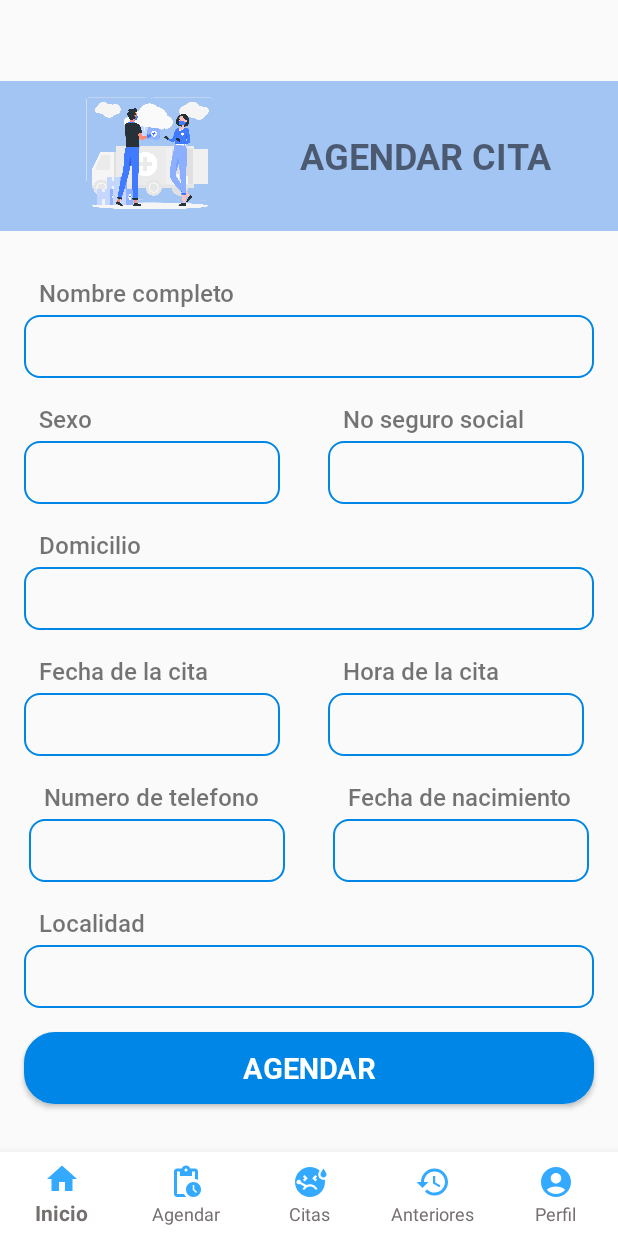
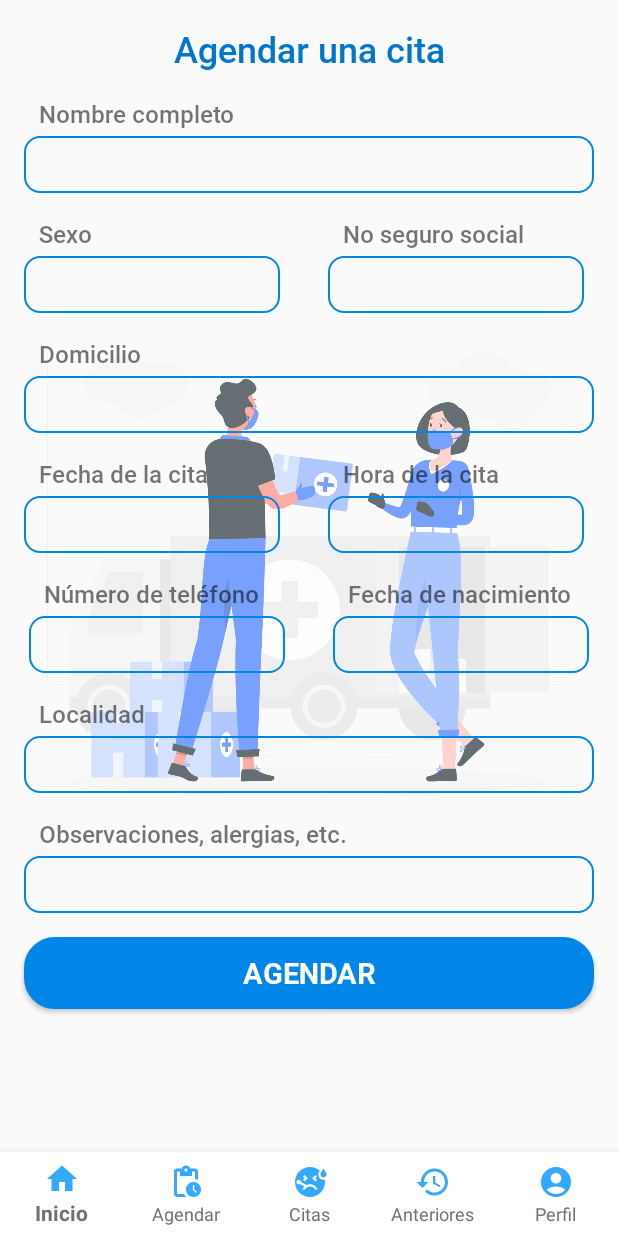
Before and after one commit to Rossnok/MedAppointment, an Android app: the fragment Agendar placed in its activity, on a phone screen of 412 x 824 dp. Run offline under Robolectric (Android 15) with nearby library versions, the phone set to English and light mode, and no system bars.

Commit message:
agendar cita terminado ? problemas con resoluciones diferentes de pantalla

```diff
--- a/app/src/main/res/drawable/proyect_edittext_components.xml
+++ b/app/src/main/res/drawable/proyect_edittext_components.xml
@@ -10,7 +10,6 @@
     <item >
         <shape android:shape="rectangle"  >
             <corners android:radius="10dp" />
-            <size android:height="2dp"/>
             <stroke android:width="1dip" android:color="#0086E6" />
         </shape>
     </item>
--- a/app/src/main/res/layout/fragment_agendar.xml
+++ b/app/src/main/res/layout/fragment_agendar.xml
@@ -5,38 +5,38 @@
     android:layout_width="match_parent"
     android:layout_height="match_parent"
     tools:context=".fragments.Agendar">
+    <RelativeLayout
+        android:layout_width="match_parent"
+        android:layout_height="match_parent">
 
+        <ImageView
+            android:layout_width="match_parent"
+            android:layout_height="match_parent"
+            android:alpha="0.7"
+            android:src="@drawable/agenda_cita_image" />
+    </RelativeLayout>
+
+    <ScrollView
+        android:layout_width="match_parent"
+        android:layout_height="match_parent"
+        android:layout_gravity="bottom"
+        android:layout_marginTop="16dp">
 
     <LinearLayout
         android:layout_width="match_parent"
         android:layout_height="match_parent"
         android:orientation="vertical"
-        android:gravity="bottom"
-        >
+        android:gravity="bottom">
 
-        <LinearLayout
+        <TextView
             android:layout_width="match_parent"
             android:layout_height="wrap_content"
-            android:orientation="horizontal"
-            android:gravity="center"
-            android:layout_marginBottom="30dp"
-            android:background="#A3C5F3">
-
-            <ImageView
-                android:layout_width="200dp"
-                android:layout_height="100dp"
-                android:src="@drawable/agenda_cita_image"
-                />
-
-            <TextView
-                android:layout_width="wrap_content"
-                android:layout_height="wrap_content"
-                android:layout_marginBottom="0dp"
-                android:fontFamily="@font/roboto_bold"
-                android:text="AGENDAR CITA"
-                android:textSize="24dp"
-                android:ems="10"/>
-        </LinearLayout>
+            android:text="Agendar una cita"
+            android:textAlignment="center"
+            android:textSize="24dp"
+            android:fontFamily="@font/roboto_medium"
+            android:textColor="#0077CC"
+            android:layout_marginBottom="16dp"/>
 
         <TextView
             android:layout_width="match_parent"
@@ -52,7 +52,7 @@
         <EditText
             android:id="@+id/txtNombreAgendar"
             android:layout_width="match_parent"
-            android:layout_height="42dp"
+            android:layout_height="38dp"
             android:inputType="textPersonName"
             android:layout_marginLeft="16dp"
             android:layout_marginRight="16dp"
@@ -87,7 +87,7 @@
                 <EditText
                     android:id="@+id/txtSexo"
                     android:layout_width="match_parent"
-                    android:layout_height="42dp"
+                    android:layout_height="38dp"
                     android:layout_marginLeft="16dp"
                     android:layout_marginRight="16dp"
                     android:layout_marginBottom="16dp"
@@ -95,9 +95,8 @@
                     android:paddingLeft="16dp"
                     android:paddingTop="12dp"
                     android:ems="8"
-                    android:paddingBottom="12dp"
-                    android:clickable="false"
-                    android:focusable="false"/>
+                    android:paddingBottom="12dp"/>
+
             </LinearLayout>
 
             <LinearLayout
@@ -119,7 +118,7 @@
                 <EditText
                     android:id="@+id/txtSeguroSocial"
                     android:layout_width="match_parent"
-                    android:layout_height="42dp"
+                    android:layout_height="38dp"
                     android:inputType="time"
                     android:layout_marginLeft="16dp"
                     android:layout_marginRight="16dp"
@@ -148,8 +147,8 @@
         <EditText
             android:id="@+id/txtDomicilio"
             android:layout_width="match_parent"
-            android:layout_height="42dp"
-            android:inputType="time"
+            android:layout_height="38dp"
+            android:inputType="text"
             android:layout_marginLeft="16dp"
             android:layout_marginRight="16dp"
             android:layout_marginBottom="16dp"
@@ -157,7 +156,8 @@
             android:ems="10"
             android:paddingLeft="16dp"
             android:paddingTop="12dp"
-            android:paddingBottom="12dp"/>
+            android:paddingBottom="12dp"
+            />
 
         <LinearLayout
             android:layout_width="match_parent"
@@ -182,7 +182,7 @@
                 <EditText
                     android:id="@+id/txtFechaCita"
                     android:layout_width="match_parent"
-                    android:layout_height="42dp"
+                    android:layout_height="38dp"
                     android:layout_marginLeft="16dp"
                     android:layout_marginRight="16dp"
                     android:layout_marginBottom="16dp"
@@ -214,7 +214,7 @@
                 <EditText
                     android:id="@+id/txtHoraCita"
                     android:layout_width="match_parent"
-                    android:layout_height="42dp"
+                    android:layout_height="38dp"
                     android:inputType="time"
                     android:layout_marginLeft="16dp"
                     android:layout_marginRight="16dp"
@@ -240,7 +240,7 @@
                 <TextView
                     android:layout_width="match_parent"
                     android:layout_height="wrap_content"
-                    android:text="Numero de telefono"
+                    android:text="Número de teléfono"
                     android:layout_marginBottom="4dp"
                     android:paddingLeft="10dp"
                     android:layout_marginLeft="16dp"
@@ -251,7 +251,7 @@
                 <EditText
                     android:id="@+id/txtTelefono"
                     android:layout_width="match_parent"
-                    android:layout_height="42dp"
+                    android:layout_height="38dp"
                     android:layout_marginLeft="16dp"
                     android:layout_marginRight="16dp"
                     android:layout_marginBottom="16dp"
@@ -259,7 +259,8 @@
                     android:paddingLeft="16dp"
                     android:paddingTop="12dp"
                     android:paddingBottom="12dp"
-                    android:ems="8"/>
+                    android:ems="8"
+                    android:inputType="number"/>
             </LinearLayout>
 
             <LinearLayout
@@ -281,7 +282,7 @@
                 <EditText
                     android:id="@+id/txtFechaNacimiento"
                     android:layout_width="match_parent"
-                    android:layout_height="42dp"
+                    android:layout_height="38dp"
                     android:inputType="time"
                     android:layout_marginLeft="16dp"
                     android:layout_marginRight="16dp"
@@ -310,8 +311,34 @@
         <EditText
             android:id="@+id/txtLocalidad"
             android:layout_width="match_parent"
-            android:layout_height="42dp"
-            android:inputType="time"
+            android:layout_height="38dp"
+            android:inputType="text"
+            android:layout_marginLeft="16dp"
+            android:layout_marginRight="16dp"
+            android:layout_marginBottom="16dp"
+            android:background="@drawable/proyect_edittext_components"
+            android:ems="10"
+            android:paddingLeft="16dp"
+            android:paddingTop="12dp"
+            android:paddingBottom="12dp"/>
+
+        <TextView
+            android:layout_width="match_parent"
+            android:layout_height="wrap_content"
+            android:text="Observaciones, alergias, etc."
+            android:layout_marginBottom="4dp"
+            android:paddingLeft="10dp"
+            android:layout_marginLeft="16dp"
+            android:layout_marginRight="16dp"
+            android:fontFamily="@font/roboto_medium"
+            android:textSize="16dp"
+            />
+
+        <EditText
+            android:id="@+id/txtObservaciones"
+            android:layout_width="match_parent"
+            android:layout_height="38dp"
+            android:inputType="text"
             android:layout_marginLeft="16dp"
             android:layout_marginRight="16dp"
             android:layout_marginBottom="16dp"
@@ -326,7 +353,7 @@
             android:layout_width="match_parent"
             android:layout_height="wrap_content"
             android:text="@string/btn_angendar"
-            android:layout_marginBottom="32dp"
+            android:layout_marginBottom="8dp"
             android:background="@drawable/login_button"
             android:fontFamily="@font/roboto_bold"
             android:textSize="19dp"
@@ -334,4 +361,5 @@
             android:layout_marginRight="16dp"
             android:layout_marginLeft="16dp"/>
     </LinearLayout>
+    </ScrollView>
 </FrameLayout>
```
